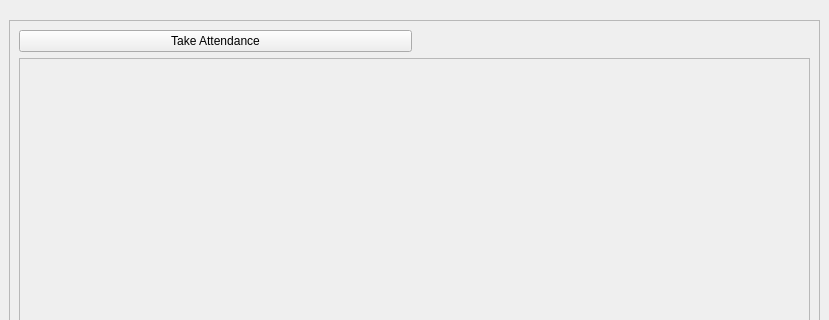
Qt form App/ui/takeAttendance.ui (yonycherkos/automatic-classroom-attendance-system) before a commit; both pictures show x 0 to 829 and y 0 to 320 of the 829 by 783 pixel window.
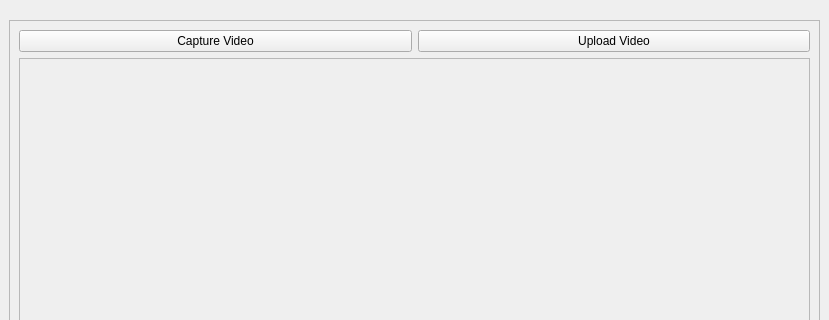
The same form after that commit.

Commit message: add upload video functionality

```diff
--- a/App/ui/takeAttendance.ui
+++ b/App/ui/takeAttendance.ui
@@ -33,7 +33,7 @@
        <item row="0" column="0">
         <widget class="QPushButton" name="takeAttendanceBtn">
          <property name="text">
-          <string>Take Attendance</string>
+          <string>Capture Video</string>
          </property>
         </widget>
        </item>
@@ -105,6 +105,13 @@
          </property>
         </widget>
        </item>
+       <item row="0" column="1">
+        <widget class="QPushButton" name="uploadVideoBtn">
+         <property name="text">
+          <string>Upload Video</string>
+         </property>
+        </widget>
+       </item>
       </layout>
      </widget>
     </item>
```
Left out of the diff: 2 changed lines with no effect on the pictures. The commit also changes 1 other file.
